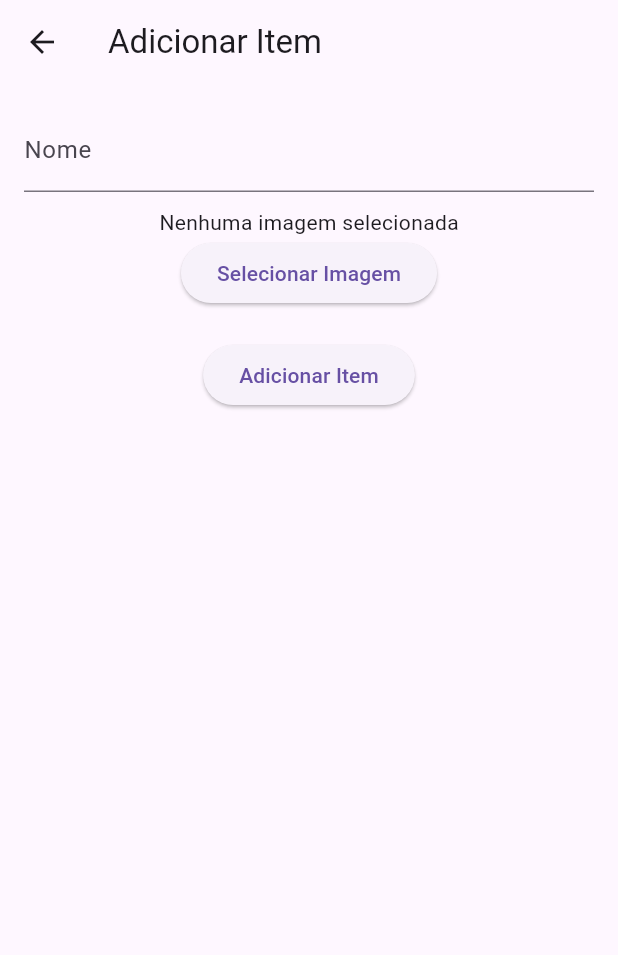
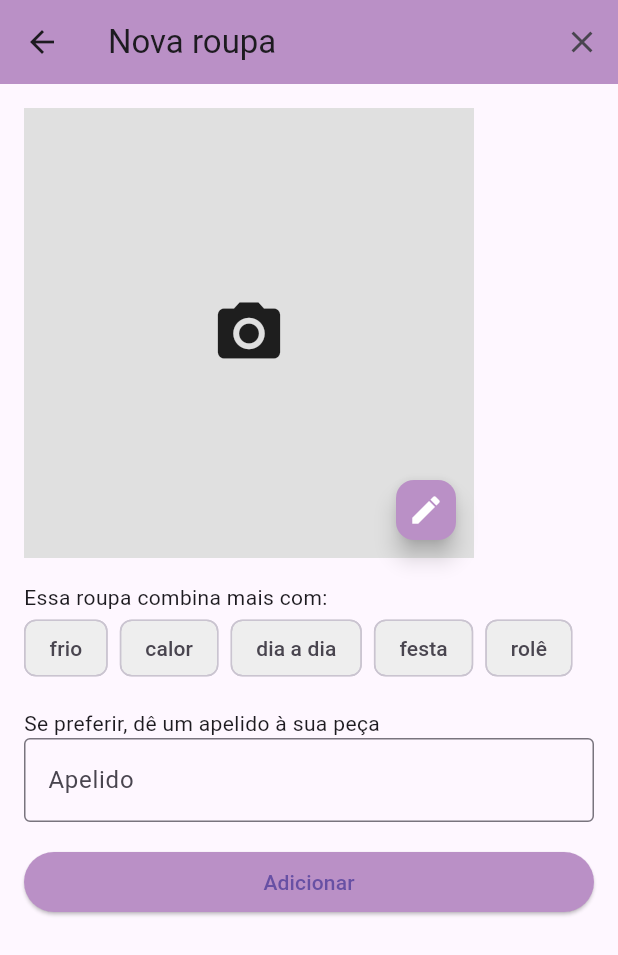
Before and after one commit to Cynder71/Clueful, a Flutter app: the AddItem screen opened directly, on a phone screen of 412 x 824 dp. Shown: the top 955 px of the screen. Run offline on Flutter 3.47's test engine with Material 3 defaults, Android fonts, the phone set to English and light mode, and no system bars; our stand-ins replace animated_bottom_navigation_bar, cloud_firestore, firebase_core, firebase_storage, image_picker; accounts and stored records are empty.

Commit message:
ajustando o front do add item

```diff
--- a/lib/main.dart
+++ b/lib/main.dart
@@ -2,7 +2,6 @@ import 'package:flutter/material.dart';
 import 'package:flutter_app/pages/navigation_page.dart';
 import 'package:firebase_core/firebase_core.dart';
 import 'firebase_options.dart';
-
 
 void main() async {
   WidgetsFlutterBinding.ensureInitialized();
--- /dev/null
+++ b/lib/pages/add_form.dart
@@ -0,0 +1,259 @@
+import 'dart:io';
+
+import 'package:cloud_firestore/cloud_firestore.dart';
+import 'package:flutter/material.dart';
+import 'package:flutter_app/utils/FirebaseStorageService.dart';
+import 'package:flutter_app/utils/ImagePickerService.dart';
+import 'package:image_picker/image_picker.dart';
+
+class AddItem extends StatefulWidget {
+  const AddItem({super.key});
+
+  @override
+  State<AddItem> createState() => _AddItemState();
+}
+
+class _AddItemState extends State<AddItem> {
+  final List<String> _tags = ["frio", "calor", "dia a dia", "festa", "rolê"];
+  final List<String> _selectedTags = [];
+  final _formKey = GlobalKey<FormState>();
+  final _nameController = TextEditingController();
+  File? _imageFile;
+  final ImagePicker imagePicker = ImagePicker();
+
+  Future<void> _pickImage(ImageSource source) async {
+    final pickedFile = await imagePicker.pickImage(source: source);
+
+    if (pickedFile != null) {
+      setState(() {
+        _imageFile = File(pickedFile.path);
+      });
+    }
+  }
+
+  Future<void> _uploadItem() async {
+  if (_formKey.currentState!.validate() && _imageFile != null) {
+    String imageUrl = await FirebaseStorageService.uploadImage(_imageFile!);
+    await FirebaseFirestore.instance.collection('items').add({
+      'name': _nameController.text,
+      'imageUrl': imageUrl
+    });
+
+    if (mounted) {
+      ScaffoldMessenger.of(context).showSnackBar(
+        const SnackBar(content: Text('Roupa salva! :D')),
+      );
+      Navigator.pop(context);
+    }
+
+  }
+}
+
+
+ void _showImageSourceActionSheet() {
+    showModalBottomSheet(
+      context: context,
+      builder: (context) {
+        return SafeArea(
+          child: Column(
+            mainAxisSize: MainAxisSize.min,
+            children: [
+              ListTile(
+                leading: const Icon(Icons.camera),
+                title: const Text('Tirar Foto'),
+                onTap: () {
+                  Navigator.of(context).pop();
+                  _pickImage(ImageSource.camera);
+                },
+              ),
+              ListTile(
+                leading: const Icon(Icons.photo),
+                title: const Text('Selecionar da Galeria'),
+                onTap: () {
+                  Navigator.of(context).pop();
+                  _pickImage(ImageSource.gallery);
+                },
+              ),
+            ],
+          ),
+        );
+      },
+    );
+  }
+
+  @override
+  Widget build(BuildContext context) {
+    return Scaffold(
+      appBar: AppBar(
+        title: const Text('Nova roupa'),
+        backgroundColor: const Color.fromARGB(255, 186, 144, 198),
+        leading: IconButton(
+          icon: const Icon(Icons.arrow_back),
+          onPressed: () {
+            Navigator.of(context).pop();
+          },
+        ),
+        actions: [
+          IconButton(
+            icon: const Icon(Icons.close),
+            onPressed: () {
+              Navigator.of(context).pop();
+            },
+          ),
+        ],
+      ),
+      body: Padding(
+        padding: const EdgeInsets.all(16.0),
+        child: Center(
+          child: Form(
+            key: _formKey,
+            child: ListView(
+              children: [
+                FormField<File?>(
+                  initialValue: _imageFile,
+                  validator: (value) {
+                    if (value == null) {
+                      return 'Por favor, selecione uma imagem.';
+                    }
+                    return null;
+                  },
+                  builder: (state) {
+                    return Column(
+                      crossAxisAlignment: CrossAxisAlignment.start,
+                      children: [
+                        Stack(
+                          children: [
+                            GestureDetector(
+                              onTap: _showImageSourceActionSheet,
+                              child: SizedBox(
+                                width: 300,
+                                height: 300,
+                                child: Container(
+                                  width: 150,
+                                  height: 150,
+                                  color: Colors.grey[300],
+                                  child: _imageFile == null
+                                      ? const Icon(Icons.camera_alt, size: 50)
+                                      : Image.file(
+                                          _imageFile!,
+                                          fit: BoxFit.cover,
+                                          width: double.infinity,
+                                          height: double.infinity,
+                                        ),
+                                ),
+                              ),
+                            ),
+                            Positioned(
+                              right: 8,
+                              bottom: 8,
+                              child: FloatingActionButton(
+                                mini: true,
+                                backgroundColor:
+                                    const Color.fromARGB(255, 186, 144, 198),
+                                onPressed: _showImageSourceActionSheet,
+                                child:
+                                    const Icon(Icons.edit, color: Colors.white),
+                              ),
+                            ),
+                          ],
+                        ),
+                        if (state.hasError)
+                          Padding(
+                            padding: const EdgeInsets.only(top: 8.0),
+                            child: Text(
+                              state.errorText!,
+                              style: const TextStyle(color: Colors.red),
+                            ),
+                          ),
+                      ],
+                    );
+                  },
+                  onSaved: (newValue) {
+                    _imageFile = newValue;
+                  },
+                ),
+                const SizedBox(height: 16),
+                const Text('Essa roupa combina mais com:'),
+                FormField<List<String>>(
+                  initialValue: _selectedTags,
+                  builder: (state) {
+                    return Column(
+                      crossAxisAlignment: CrossAxisAlignment.start,
+                      children: [
+                        Wrap(
+                          spacing: 8.0,
+                          children: _tags.map((tag) {
+                            final isSelected = _selectedTags.contains(tag);
+                            return ChoiceChip(
+                              label: Text(tag),
+                              selected: isSelected,
+                              onSelected: (selected) {
+                                setState(() {
+                                  isSelected
+                                      ? _selectedTags.remove(tag)
+                                      : _selectedTags.add(tag);
+                                  state.didChange(_selectedTags);
+                                });
+                              },
+                              selectedColor:
+                                  const Color.fromARGB(255, 186, 144, 198),
+                              backgroundColor: Colors.grey[200],
+                            );
+                          }).toList(),
+                        ),
+                        if (state.hasError)
+                          Padding(
+                            padding: const EdgeInsets.only(top: 8.0),
+                            child: Text(
+                              state.errorText!,
+                              style: const TextStyle(color: Colors.red),
+                            ),
+                          ),
+                      ],
+                    );
+                  },
+                  validator: (value) {
+                    if (value == null || value.isEmpty) {
+                      return 'Por favor, selecione pelo menos uma categoria.';
+                    }
+                    return null;
+                  },
+                  onSaved: (newValue) {
+                    if (newValue != null) {
+                      _selectedTags.clear();
+                      _selectedTags.addAll(newValue);
+                    }
+                  },
+                ),
+                const SizedBox(height: 16),
+                const Text('Se preferir, dê um apelido à sua peça'),
+                TextFormField(
+                  controller: _nameController,
+                  decoration: const InputDecoration(
+                    border: OutlineInputBorder(),
+                    hintText: 'Apelido',
+                  ),
+                  validator: (value) {
+                    if (value == null || value.isEmpty) {
+                      return 'Por favor, insira um apelido.';
+                    }
+                    return null;
+                  },
+                ),
+                const SizedBox(height: 16),
+                ElevatedButton(
+                  style: ElevatedButton.styleFrom(
+                    backgroundColor: const Color.fromARGB(255, 186, 144, 198),
+                  ),
+                  onPressed: _uploadItem,
+                  child: const Text('Adicionar'),
+
+                ),
+              ],
+            ),
+          ),
+        ),
+      ),
+    );
+  }
+ }
--- a/lib/pages/item_detail_screen.dart
+++ b/lib/pages/item_detail_screen.dart
@@ -2,7 +2,6 @@ import 'dart:io';
 
 import 'package:cloud_firestore/cloud_firestore.dart';
 import 'package:firebase_storage/firebase_storage.dart';
-import 'package:flutter/cupertino.dart';
 import 'package:flutter/material.dart';
 import 'package:flutter_app/models/Item.dart';
 import 'package:flutter_app/utils/FirebaseStorageService.dart';
@@ -12,7 +11,7 @@ import 'package:image_picker/image_picker.dart';
 class ItemDetailScreen extends StatefulWidget {
   final Item item;
 
-  ItemDetailScreen({required this.item});
+  const ItemDetailScreen({super.key, required this.item});
 
   @override
   State<ItemDetailScreen> createState() => _ItemDetailScreenState();
@@ -77,7 +76,7 @@ class _ItemDetailScreenState extends State<ItemDetailScreen> {
         ],
       ),
       body: Padding(
-        padding: EdgeInsets.all(16.0),
+        padding: const EdgeInsets.all(16.0),
         child: Column(
           crossAxisAlignment: CrossAxisAlignment.start,
           children: [
@@ -89,7 +88,7 @@ class _ItemDetailScreenState extends State<ItemDetailScreen> {
             const SizedBox(height: 20,),
             TextFormField(
               controller: _nameController,
-              decoration: InputDecoration(labelText: 'Nome'),
+              decoration: const InputDecoration(labelText: 'Nome'),
             ),
             const SizedBox(height: 20,),
             ElevatedButton(onPressed: _updateItem, child: const Icon(Icons.save))
--- a/lib/pages/navigation_page.dart
+++ b/lib/pages/navigation_page.dart
@@ -41,7 +41,7 @@ class _NavigationPageState extends State<NavigationPage> {
         // Navigate to AddItem screen
           Navigator.push(
             context,
-            MaterialPageRoute(builder: (context) => const AddItem()), // Replace with your AddItem widget
+            MaterialPageRoute(builder: (context) => const ChoicePage()), // Replace with your AddItem widget
          );
         },
         shape: const CircleBorder(), // Use CircleBorder for a circular shape
```
Also changed, not shown: lib/pages/add_item_screen.dart (+73 -70 lines), lib/pages/new_clothe.dart (added, +248 -0 lines), lib/pages/settings_screen.dart (added, +17 -0 lines), images/Cat.png (added), images/Outfit.png (added), images/Outfit1.png (added), pubspec.lock, 1 other file.
